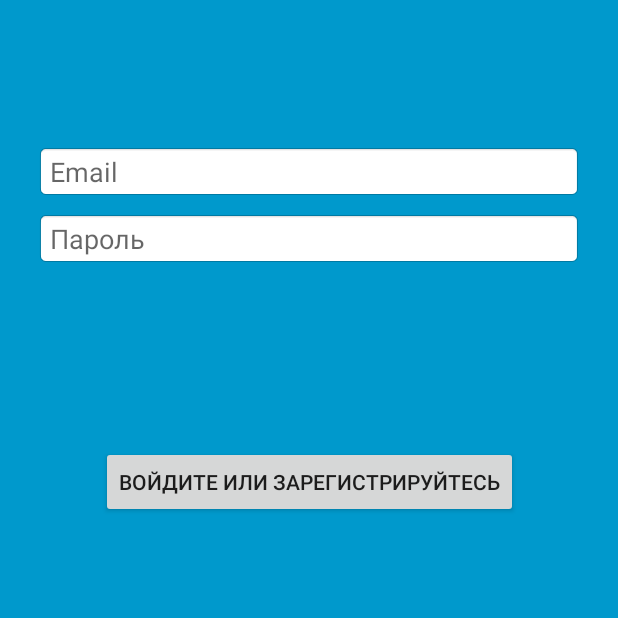
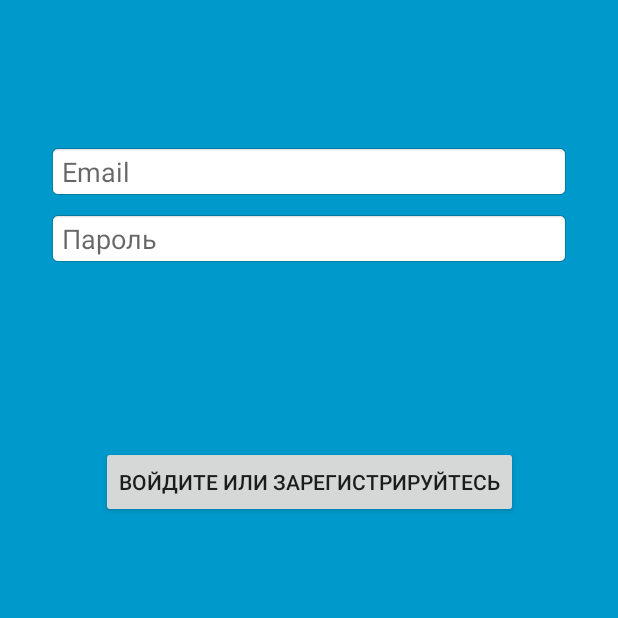
Before and after one commit to denlog1977/JOKER, an Android app: the LoginActivity screen opened directly, with no data from a screen before it, on a phone screen of 412 x 824 dp, the top half of it. Run offline under Robolectric (Android 15) with nearby library versions, the phone set to English and light mode, and no system bars.

Commit message:
textViewQueue2

```diff
--- a/app/src/main/res/layout/login.xml
+++ b/app/src/main/res/layout/login.xml
@@ -11,9 +11,9 @@
         android:id="@+id/username"
         android:layout_width="0dp"
         android:layout_height="wrap_content"
-        android:layout_marginStart="24dp"
+        android:layout_marginStart="32dp"
+        android:layout_marginEnd="32dp"
         android:layout_marginTop="96dp"
-        android:layout_marginEnd="24dp"
 
         android:background="@android:drawable/editbox_background_normal"
         android:hint="@string/prompt_email"
@@ -27,9 +27,9 @@
         android:id="@+id/password"
         android:layout_width="0dp"
         android:layout_height="wrap_content"
-        android:layout_marginStart="24dp"
+        android:layout_marginStart="32dp"
+        android:layout_marginEnd="32dp"
         android:layout_marginTop="8dp"
-        android:layout_marginEnd="24dp"
 
         android:background="@android:drawable/editbox_background_normal"
         android:hint="@string/prompt_password"
```
